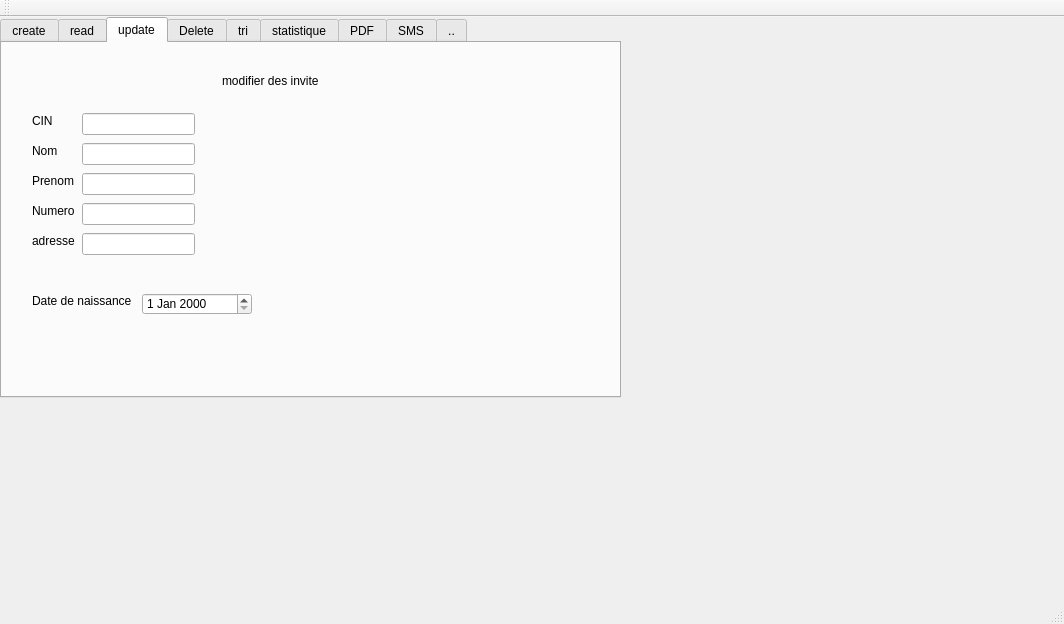
This is mainwindow.ui in khalilayarii/smart-radio-2A32 as Qt 5 draws it before an edit. The edited form follows.
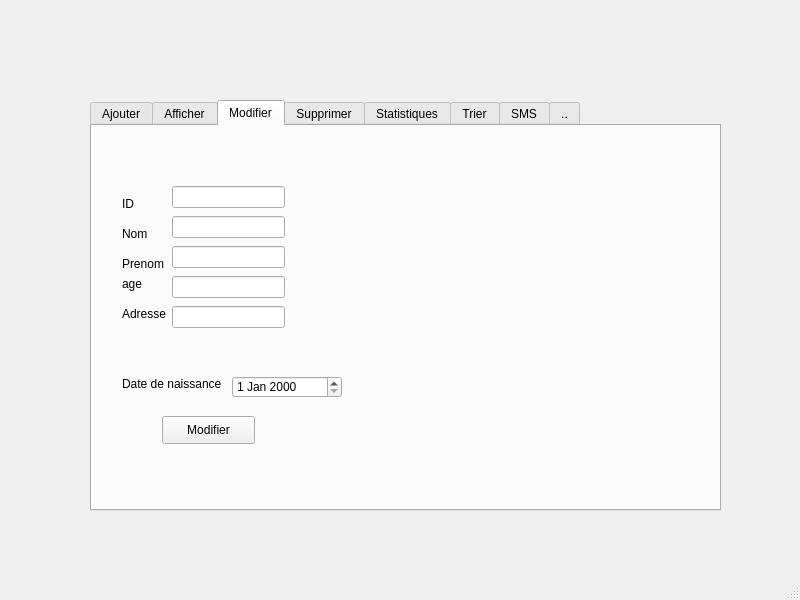
This is the edited form. The open tabs and pages were chosen to show the change.

Patch:
```diff
--- a/mainwindow.ui
+++ b/mainwindow.ui
@@ -6,8 +6,8 @@
    <rect>
     <x>0</x>
     <y>0</y>
-    <width>1064</width>
-    <height>624</height>
+    <width>800</width>
+    <height>600</height>
    </rect>
   </property>
   <property name="windowTitle">
@@ -17,10 +17,10 @@
    <widget class="QTabWidget" name="tabWidget">
     <property name="geometry">
      <rect>
-      <x>0</x>
-      <y>0</y>
-      <width>621</width>
-      <height>381</height>
+      <x>90</x>
+      <y>100</y>
+      <width>631</width>
+      <height>411</height>
      </rect>
     </property>
     <property name="currentIndex">
@@ -28,7 +28,7 @@
     </property>
     <widget class="QWidget" name="tab">
      <attribute name="title">
-      <string>create</string>
+      <string>Ajouter</string>
      </attribute>
      <widget class="QLabel" name="label">
       <property name="geometry">
@@ -180,7 +180,7 @@
     </widget>
     <widget class="QWidget" name="tab_2">
      <attribute name="title">
-      <string>read</string>
+      <string>Afficher</string>
      </attribute>
      <widget class="QListView" name="listView">
       <property name="geometry">
@@ -195,54 +195,8 @@
     </widget>
     <widget class="QWidget" name="tab_3">
      <attribute name="title">
-      <string>update</string>
+      <string>Modifier</string>
      </attribute>
-     <widget class="QLabel" name="label_17">
-      <property name="geometry">
-       <rect>
-        <x>220</x>
-        <y>30</y>
-        <width>121</width>
-        <height>16</height>
-       </rect>
-      </property>
-      <property name="text">
-       <string>modifier des invite</string>
-      </property>
-     </widget>
-     <widget class="QLineEdit" name="lineEdit_11">
-      <property name="geometry">
-       <rect>
-        <x>80</x>
-        <y>100</y>
-        <width>113</width>
-        <height>22</height>
-       </rect>
-      </property>
-     </widget>
-     <widget class="QLineEdit" name="lineEdit_12">
-      <property name="geometry">
-       <rect>
-        <x>80</x>
-        <y>160</y>
-        <width>113</width>
-        <height>22</height>
-       </rect>
-      </property>
-     </widget>
-     <widget class="QLabel" name="label_18">
-      <property name="geometry">
-       <rect>
-        <x>30</x>
-        <y>190</y>
-        <width>56</width>
-        <height>16</height>
-       </rect>
-      </property>
-      <property name="text">
-       <string>adresse</string>
-      </property>
-     </widget>
      <widget class="QLabel" name="label_19">
       <property name="geometry">
        <rect>
@@ -256,26 +210,6 @@
        <string>Prenom</string>
       </property>
      </widget>
-     <widget class="QLineEdit" name="lineEdit_13">
-      <property name="geometry">
-       <rect>
-        <x>80</x>
-        <y>70</y>
-        <width>113</width>
-        <height>22</height>
-       </rect>
-      </property>
-     </widget>
-     <widget class="QLineEdit" name="lineEdit_14">
-      <property name="geometry">
-       <rect>
-        <x>80</x>
-        <y>130</y>
-        <width>113</width>
-        <height>22</height>
-       </rect>
-      </property>
-     </widget>
      <widget class="QLabel" name="label_20">
       <property name="geometry">
        <rect>
@@ -312,29 +246,6 @@
        </rect>
       </property>
      </widget>
-     <widget class="QLineEdit" name="lineEdit_15">
-      <property name="geometry">
-       <rect>
-        <x>80</x>
-        <y>190</y>
-        <width>113</width>
-        <height>22</height>
-       </rect>
-      </property>
-     </widget>
-     <widget class="QLabel" name="label_22">
-      <property name="geometry">
-       <rect>
-        <x>30</x>
-        <y>160</y>
-        <width>56</width>
-        <height>16</height>
-       </rect>
-      </property>
-      <property name="text">
-       <string>Numero</string>
-      </property>
-     </widget>
      <widget class="QLabel" name="label_23">
       <property name="geometry">
        <rect>
@@ -345,13 +256,102 @@
        </rect>
       </property>
       <property name="text">
-       <string>CIN</string>
+       <string>ID</string>
+      </property>
+     </widget>
+     <widget class="QPushButton" name="update">
+      <property name="geometry">
+       <rect>
+        <x>70</x>
+        <y>290</y>
+        <width>93</width>
+        <height>28</height>
+       </rect>
+      </property>
+      <property name="text">
+       <string>Modifier</string>
+      </property>
+     </widget>
+     <widget class="QLineEdit" name="nom_2">
+      <property name="geometry">
+       <rect>
+        <x>80</x>
+        <y>90</y>
+        <width>113</width>
+        <height>22</height>
+       </rect>
+      </property>
+     </widget>
+     <widget class="QLineEdit" name="cin_2">
+      <property name="geometry">
+       <rect>
+        <x>80</x>
+        <y>60</y>
+        <width>113</width>
+        <height>22</height>
+       </rect>
+      </property>
+     </widget>
+     <widget class="QLineEdit" name="age_2">
+      <property name="geometry">
+       <rect>
+        <x>80</x>
+        <y>150</y>
+        <width>113</width>
+        <height>22</height>
+       </rect>
+      </property>
+     </widget>
+     <widget class="QLineEdit" name="adresse_2">
+      <property name="geometry">
+       <rect>
+        <x>80</x>
+        <y>180</y>
+        <width>113</width>
+        <height>22</height>
+       </rect>
+      </property>
+     </widget>
+     <widget class="QLineEdit" name="prenom_2">
+      <property name="geometry">
+       <rect>
+        <x>80</x>
+        <y>120</y>
+        <width>113</width>
+        <height>22</height>
+       </rect>
+      </property>
+     </widget>
+     <widget class="QLabel" name="label_9">
+      <property name="geometry">
+       <rect>
+        <x>30</x>
+        <y>180</y>
+        <width>56</width>
+        <height>16</height>
+       </rect>
+      </property>
+      <property name="text">
+       <string>Adresse</string>
+      </property>
+     </widget>
+     <widget class="QLabel" name="label_10">
+      <property name="geometry">
+       <rect>
+        <x>30</x>
+        <y>150</y>
+        <width>56</width>
+        <height>16</height>
+       </rect>
+      </property>
+      <property name="text">
+       <string>age</string>
       </property>
      </widget>
     </widget>
     <widget class="QWidget" name="tab_4">
      <attribute name="title">
-      <string>Delete</string>
+      <string>Supprimer</string>
      </attribute>
      <widget class="QListView" name="listView_3">
       <property name="geometry">
@@ -396,33 +396,18 @@
        </rect>
       </property>
       <property name="text">
-       <string>delete</string>
-      </property>
-     </widget>
-    </widget>
-    <widget class="QWidget" name="tab_9">
-     <attribute name="title">
-      <string>tri</string>
-     </attribute>
-     <widget class="QListView" name="listView_4">
-      <property name="geometry">
-       <rect>
-        <x>80</x>
-        <y>80</y>
-        <width>451</width>
-        <height>261</height>
-       </rect>
+       <string>Supprimer</string>
       </property>
      </widget>
     </widget>
     <widget class="QWidget" name="tab_10">
      <attribute name="title">
-      <string>statistique</string>
+      <string>Statistiques</string>
      </attribute>
     </widget>
-    <widget class="QWidget" name="tab_11">
+    <widget class="QWidget" name="tab_9">
      <attribute name="title">
-      <string>PDF</string>
+      <string>Trier</string>
      </attribute>
     </widget>
     <widget class="QWidget" name="tab_12">
@@ -519,17 +504,8 @@
     </rect>
    </property>
   </widget>
-  <widget class="QToolBar" name="mainToolBar">
-   <attribute name="toolBarArea">
-    <enum>TopToolBarArea</enum>
-   </attribute>
-   <attribute name="toolBarBreak">
-    <bool>false</bool>
-   </attribute>
-  </widget>
-  <widget class="QStatusBar" name="statusBar"/>
+  <widget class="QStatusBar" name="statusbar"/>
  </widget>
- <layoutdefault spacing="6" margin="11"/>
  <resources/>
  <connections/>
 </ui>
```
Left out of the diff: 212 changed lines with no effect on the pictures.
